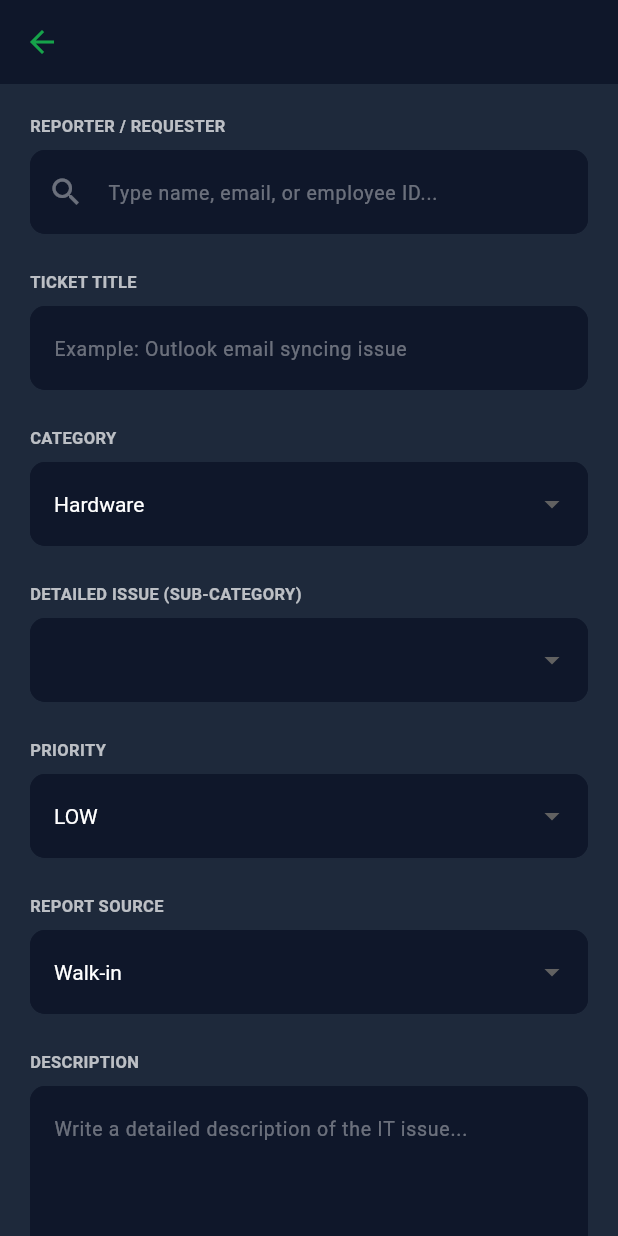
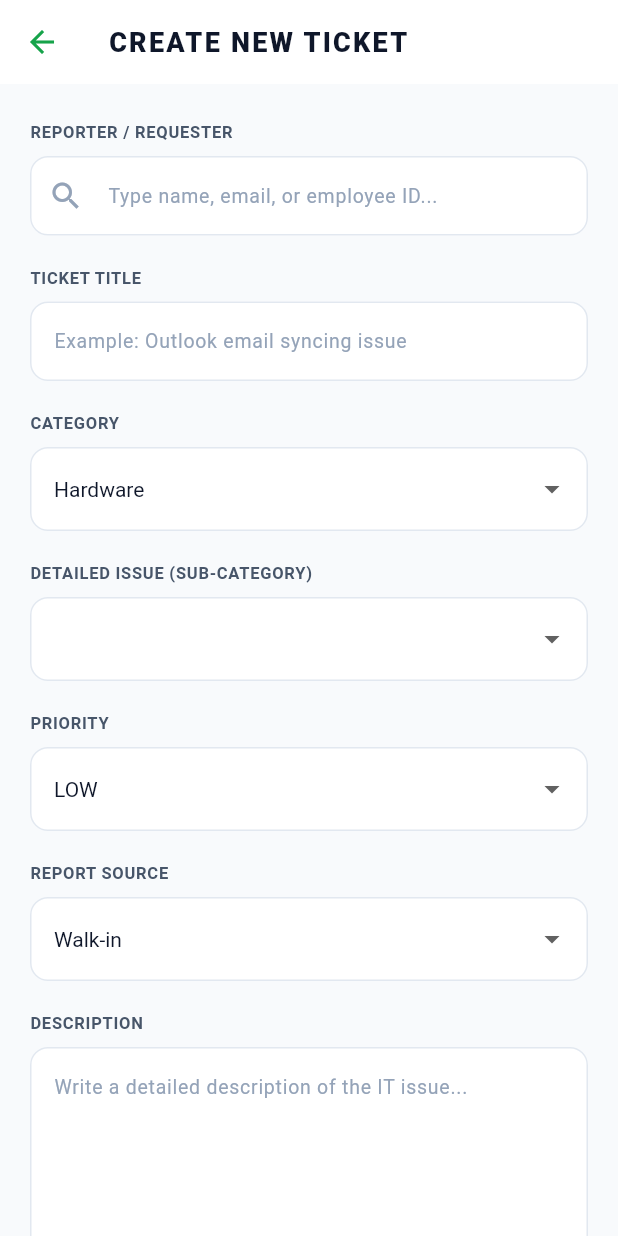
Before and after one commit to halonemuinai-sys/Helpdesk-Apps, a Flutter app: the CreateTicketScreen screen opened directly, on a phone screen of 412 x 824 dp. Run offline on Flutter 3.47's test engine with Material 3 defaults, Android fonts, the phone set to English and light mode, and no system bars; our stand-ins replace flutter_animate, shared_preferences; accounts and stored records are empty.

Commit message:
Design: Upgraded Ticket Creation screen to a modern light slate-green UI

```diff
--- a/lib/screens/create_ticket_screen.dart
+++ b/lib/screens/create_ticket_screen.dart
@@ -174,44 +174,48 @@ class _CreateTicketScreenState extends State<CreateTicketScreen> {
     }
 
     return Scaffold(
-      backgroundColor: const Color(0xFF1E293B),
+      backgroundColor: AppColors.slate50,
       appBar: AppBar(
-        title: const Text('Create New Ticket'),
-        backgroundColor: const Color(0xFF0F172A),
+        title: const Text(
+          'CREATE NEW TICKET',
+          style: TextStyle(fontWeight: FontWeight.w900, letterSpacing: 1.5, fontSize: 18),
+        ),
+        backgroundColor: Colors.white,
+        foregroundColor: AppColors.slate900,
         elevation: 0,
       ),
       body: SingleChildScrollView(
-        padding: const EdgeInsets.all(20.0),
+        padding: const EdgeInsets.symmetric(horizontal: 20.0, vertical: 24.0),
         child: Form(
           key: _formKey,
           child: Column(
             crossAxisAlignment: CrossAxisAlignment.stretch,
             children: [
               // Requester Selection Search box
-              const Text('REPORTER / REQUESTER', style: TextStyle(color: Colors.white70, fontSize: 11, fontWeight: FontWeight.bold)),
+              const Text('REPORTER / REQUESTER', style: TextStyle(color: AppColors.slate600, fontSize: 11, fontWeight: FontWeight.bold, letterSpacing: 0.5)),
               const SizedBox(height: 8),
               if (_selectedRequester == null) ...[
                 TextFormField(
                   controller: _requesterSearchController,
                   onChanged: _onRequesterSearchChanged,
-                  style: const TextStyle(color: Colors.white),
+                  style: const TextStyle(color: AppColors.slate900, fontSize: 14),
                   decoration: InputDecoration(
                     hintText: 'Type name, email, or employee ID...',
-                    hintStyle: const TextStyle(color: Colors.white38, fontSize: 13),
-                    prefixIcon: const Icon(Icons.search, color: Colors.white38),
+                    hintStyle: const TextStyle(color: AppColors.slate400, fontSize: 13),
+                    prefixIcon: const Icon(Icons.search, color: AppColors.slate400),
                     suffixIcon: _isSearchingRequester
                         ? const SizedBox(
                             width: 16, height: 16,
                             child: Padding(
                               padding: EdgeInsets.all(12.0),
-                              child: CircularProgressIndicator(strokeWidth: 2, color: Colors.white),
+                              child: CircularProgressIndicator(strokeWidth: 2, color: AppColors.green600),
                             ),
                           )
                         : null,
                     filled: true,
-                    fillColor: const Color(0xFF0F172A),
-                    enabledBorder: OutlineInputBorder(borderRadius: BorderRadius.circular(10), borderSide: const BorderSide(color: AppColors.slate900)),
-                    focusedBorder: OutlineInputBorder(borderRadius: BorderRadius.circular(10), borderSide: const BorderSide(color: Color(0xFF6366F1))),
+                    fillColor: Colors.white,
+                    enabledBorder: OutlineInputBorder(borderRadius: BorderRadius.circular(12), borderSide: const BorderSide(color: AppColors.slate200)),
+                    focusedBorder: OutlineInputBorder(borderRadius: BorderRadius.circular(12), borderSide: const BorderSide(color: AppColors.green600, width: 1.5)),
                   ),
                 ),
 
@@ -220,24 +224,31 @@ class _CreateTicketScreenState extends State<CreateTicketScreen> {
                   Container(
                     margin: const EdgeInsets.only(top: 4),
                     decoration: BoxDecoration(
-                      color: const Color(0xFF0F172A),
-                      borderRadius: BorderRadius.circular(10),
-                      border: Border.all(color: AppColors.slate800),
+                      color: Colors.white,
+                      borderRadius: BorderRadius.circular(12),
+                      border: Border.all(color: AppColors.slate200),
+                      boxShadow: [
+                        BoxShadow(
+                          color: AppColors.slate300.withOpacity(0.12),
+                          blurRadius: 10,
+                          offset: const Offset(0, 4),
+                        ),
+                      ],
                     ),
                     constraints: const BoxConstraints(maxHeight: 180),
                     child: ListView.separated(
                       shrinkWrap: true,
                       padding: EdgeInsets.zero,
                       itemCount: _requesterSearchResults.length,
-                      separatorBuilder: (_, __) => const Divider(color: Colors.white10, height: 1),
+                      separatorBuilder: (_, __) => const Divider(color: AppColors.slate200, height: 1),
                       itemBuilder: (context, index) {
                         final user = _requesterSearchResults[index];
                         return ListTile(
                           dense: true,
-                          title: Text(user['name'] ?? '', style: const TextStyle(color: Colors.white, fontWeight: FontWeight.bold)),
+                          title: Text(user['name'] ?? '', style: const TextStyle(color: AppColors.slate900, fontWeight: FontWeight.bold)),
                           subtitle: Text(
                             '${user['jobPosition'] ?? ''} - ${user['company']?['name'] ?? ''}',
-                            style: const TextStyle(color: Colors.white54, fontSize: 10),
+                            style: const TextStyle(color: AppColors.slate500, fontSize: 10),
                           ),
                           onTap: () {
                             setState(() {
@@ -255,18 +266,25 @@ class _CreateTicketScreenState extends State<CreateTicketScreen> {
                 Container(
                   padding: const EdgeInsets.all(12),
                   decoration: BoxDecoration(
-                    color: const Color(0xFF0F172A),
-                    borderRadius: BorderRadius.circular(10),
-                    border: Border.all(color: Colors.indigo.withOpacity(0.3)),
+                    color: Colors.white,
+                    borderRadius: BorderRadius.circular(16),
+                    border: Border.all(color: AppColors.green200, width: 1.5),
+                    boxShadow: [
+                      BoxShadow(
+                        color: AppColors.slate300.withOpacity(0.08),
+                        blurRadius: 8,
+                        offset: const Offset(0, 3),
+                      ),
+                    ],
                   ),
                   child: Row(
                     children: [
                       CircleAvatar(
                         radius: 18,
-                        backgroundColor: Colors.indigo.shade900,
+                        backgroundColor: AppColors.green100,
                         child: Text(
                           (_selectedRequester!['name'] as String).substring(0, 1).toUpperCase(),
-                          style: const TextStyle(color: Color(0xFF818CF8), fontSize: 13, fontWeight: FontWeight.bold),
+                          style: const TextStyle(color: AppColors.green700, fontSize: 13, fontWeight: FontWeight.bold),
                         ),
                       ),
                       const SizedBox(width: 12),
@@ -276,11 +294,11 @@ class _CreateTicketScreenState extends State<CreateTicketScreen> {
                           children: [
                             Text(
                               _selectedRequester!['name'] ?? '',
-                              style: const TextStyle(color: Colors.white, fontWeight: FontWeight.bold, fontSize: 14),
+                              style: const TextStyle(color: AppColors.slate900, fontWeight: FontWeight.bold, fontSize: 14),
                             ),
                             Text(
                               '${_selectedRequester!['department'] ?? ''} @ ${_selectedRequester!['company']?['name'] ?? ''} (${_selectedRequester!['company']?['location'] ?? ''})',
-                              style: const TextStyle(color: Colors.white54, fontSize: 11),
+                              style: const TextStyle(color: AppColors.slate500, fontSize: 11),
                             ),
                           ],
                         ),
@@ -298,40 +316,40 @@ class _CreateTicketScreenState extends State<CreateTicketScreen> {
                 ),
               ],
 
-              const SizedBox(height: 24),
+              const SizedBox(height: 20),
 
               // Title input
-              const Text('TICKET TITLE', style: TextStyle(color: Colors.white70, fontSize: 11, fontWeight: FontWeight.bold)),
+              const Text('TICKET TITLE', style: TextStyle(color: AppColors.slate600, fontSize: 11, fontWeight: FontWeight.bold, letterSpacing: 0.5)),
               const SizedBox(height: 8),
               TextFormField(
                 controller: _titleController,
-                style: const TextStyle(color: Colors.white),
+                style: const TextStyle(color: AppColors.slate900, fontSize: 14),
                 decoration: InputDecoration(
                   hintText: 'Example: Outlook email syncing issue',
-                  hintStyle: const TextStyle(color: Colors.white38, fontSize: 13),
+                  hintStyle: const TextStyle(color: AppColors.slate400, fontSize: 13),
                   filled: true,
-                  fillColor: const Color(0xFF0F172A),
-                  enabledBorder: OutlineInputBorder(borderRadius: BorderRadius.circular(10), borderSide: const BorderSide(color: AppColors.slate900)),
-                  focusedBorder: OutlineInputBorder(borderRadius: BorderRadius.circular(10), borderSide: const BorderSide(color: Color(0xFF6366F1))),
+                  fillColor: Colors.white,
+                  enabledBorder: OutlineInputBorder(borderRadius: BorderRadius.circular(12), borderSide: const BorderSide(color: AppColors.slate200)),
+                  focusedBorder: OutlineInputBorder(borderRadius: BorderRadius.circular(12), borderSide: const BorderSide(color: AppColors.green600, width: 1.5)),
                 ),
                 validator: (value) {
                   if (value == null || value.trim().isEmpty) return 'Ticket title is required';
                   return null;
                 },
               ),
-              const SizedBox(height: 24),
+              const SizedBox(height: 20),
 
               // Category Selection Dropdown
-              const Text('CATEGORY', style: TextStyle(color: Colors.white70, fontSize: 11, fontWeight: FontWeight.bold)),
+              const Text('CATEGORY', style: TextStyle(color: AppColors.slate600, fontSize: 11, fontWeight: FontWeight.bold, letterSpacing: 0.5)),
               const SizedBox(height: 8),
               DropdownButtonFormField<String>(
-                dropdownColor: const Color(0xFF0F172A),
+                dropdownColor: Colors.white,
                 value: _selectedCategory,
-                style: const TextStyle(color: Colors.white, fontSize: 14),
+                style: const TextStyle(color: AppColors.slate900, fontSize: 14),
                 decoration: InputDecoration(
                   filled: true,
-                  fillColor: const Color(0xFF0F172A),
-                  enabledBorder: OutlineInputBorder(borderRadius: BorderRadius.circular(10), borderSide: const BorderSide(color: AppColors.slate900)),
+                  fillColor: Colors.white,
+                  enabledBorder: OutlineInputBorder(borderRadius: BorderRadius.circular(12), borderSide: const BorderSide(color: AppColors.slate200)),
                 ),
                 items: _categoriesList.map((c) {
                   return DropdownMenuItem<String>(value: c, child: Text(c));
@@ -343,19 +361,19 @@ class _CreateTicketScreenState extends State<CreateTicketScreen> {
                   });
                 },
               ),
-              const SizedBox(height: 24),
+              const SizedBox(height: 20),
 
               // Sub-Category Selection Dropdown
-              const Text('DETAILED ISSUE (SUB-CATEGORY)', style: TextStyle(color: Colors.white70, fontSize: 11, fontWeight: FontWeight.bold)),
+              const Text('DETAILED ISSUE (SUB-CATEGORY)', style: TextStyle(color: AppColors.slate600, fontSize: 11, fontWeight: FontWeight.bold, letterSpacing: 0.5)),
               const SizedBox(height: 8),
               DropdownButtonFormField<String>(
-                dropdownColor: const Color(0xFF0F172A),
+                dropdownColor: Colors.white,
                 value: _selectedSubCategory.isEmpty ? null : _selectedSubCategory,
-                style: const TextStyle(color: Colors.white, fontSize: 14),
+                style: const TextStyle(color: AppColors.slate900, fontSize: 14),
                 decoration: InputDecoration(
                   filled: true,
-                  fillColor: const Color(0xFF0F172A),
-                  enabledBorder: OutlineInputBorder(borderRadius: BorderRadius.circular(10), borderSide: const BorderSide(color: AppColors.slate900)),
+                  fillColor: Colors.white,
+                  enabledBorder: OutlineInputBorder(borderRadius: BorderRadius.circular(12), borderSide: const BorderSide(color: AppColors.slate200)),
                 ),
                 items: [
                   ...filteredSubCategories.map((s) {
@@ -363,7 +381,7 @@ class _CreateTicketScreenState extends State<CreateTicketScreen> {
                   }),
                   const DropdownMenuItem<String>(
                     value: 'CUSTOM_ADD',
-                    child: Text('+ Add New Sub-Category...', style: TextStyle(color: Color(0xFF818CF8), fontWeight: FontWeight.bold)),
+                    child: Text('+ Add New Sub-Category...', style: TextStyle(color: AppColors.green700, fontWeight: FontWeight.bold)),
                   ),
                 ],
                 onChanged: (val) {
@@ -378,14 +396,14 @@ class _CreateTicketScreenState extends State<CreateTicketScreen> {
                 const SizedBox(height: 12),
                 TextFormField(
                   controller: _customSubCategoryController,
-                  style: const TextStyle(color: Colors.white),
+                  style: const TextStyle(color: AppColors.slate900, fontSize: 14),
                   decoration: InputDecoration(
                     hintText: 'Type new sub-category name...',
-                    hintStyle: const TextStyle(color: Colors.white38, fontSize: 13),
+                    hintStyle: const TextStyle(color: AppColors.slate400, fontSize: 13),
                     filled: true,
-                    fillColor: const Color(0xFF0F172A),
-                    enabledBorder: OutlineInputBorder(borderRadius: BorderRadius.circular(10), borderSide: const BorderSide(color: AppColors.slate900)),
-                    focusedBorder: OutlineInputBorder(borderRadius: BorderRadius.circular(10), borderSide: const BorderSide(color: Color(0xFF6366F1))),
+                    fillColor: Colors.white,
+                    enabledBorder: OutlineInputBorder(borderRadius: BorderRadius.circular(12), borderSide: const BorderSide(color: AppColors.slate200)),
+                    focusedBorder: OutlineInputBorder(borderRadius: BorderRadius.circular(12), borderSide: const BorderSide(color: AppColors.green600, width: 1.5)),
                   ),
                   validator: (value) {
                     if (_selectedSubCategory == 'CUSTOM_ADD' && (value == null || value.trim().isEmpty)) {
@@ -396,19 +414,19 @@ class _CreateTicketScreenState extends State<CreateTicketScreen> {
                 ),
               ],
 
-              const SizedBox(height: 24),
+              const SizedBox(height: 20),
 
               // Priority Selection Dropdown
-              const Text('PRIORITY', style: TextStyle(color: Colors.white70, fontSize: 11, fontWeight: FontWeight.bold)),
+              const Text('PRIORITY', style: TextStyle(color: AppColors.slate600, fontSize: 11, fontWeight: FontWeight.bold, letterSpacing: 0.5)),
               const SizedBox(height: 8),
               DropdownButtonFormField<String>(
-                dropdownColor: const Color(0xFF0F172A),
+                dropdownColor: Colors.white,
                 value: _selectedPriority,
-                style: const TextStyle(color: Colors.white, fontSize: 14),
+                style: const TextStyle(color: AppColors.slate900, fontSize: 14),
                 decoration: InputDecoration(
                   filled: true,
-                  fillColor: const Color(0xFF0F172A),
-                  enabledBorder: OutlineInputBorder(borderRadius: BorderRadius.circular(10), borderSide: const BorderSide(color: AppColors.slate900)),
+                  fillColor: Colors.white,
+                  enabledBorder: OutlineInputBorder(borderRadius: BorderRadius.circular(12), borderSide: const BorderSide(color: AppColors.slate200)),
                 ),
                 items: _prioritiesList.map((p) {
                   return DropdownMenuItem<String>(value: p, child: Text(p));
@@ -419,19 +437,19 @@ class _CreateTicketScreenState extends State<CreateTicketScreen> {
                   });
                 },
               ),
-              const SizedBox(height: 24),
+              const SizedBox(height: 20),
 
               // Source Selection Dropdown
-              const Text('REPORT SOURCE', style: TextStyle(color: Colors.white70, fontSize: 11, fontWeight: FontWeight.bold)),
+              const Text('REPORT SOURCE', style: TextStyle(color: AppColors.slate600, fontSize: 11, fontWeight: FontWeight.bold, letterSpacing: 0.5)),
               const SizedBox(height: 8),
               DropdownButtonFormField<String>(
-                dropdownColor: const Color(0xFF0F172A),
+                dropdownColor: Colors.white,
                 value: _selectedSource,
-                style: const TextStyle(color: Colors.white, fontSize: 14),
+                style: const TextStyle(color: AppColors.slate900, fontSize: 14),
                 decoration: InputDecoration(
                   filled: true,
-                  fillColor: const Color(0xFF0F172A),
-                  enabledBorder: OutlineInputBorder(borderRadius: BorderRadius.circular(10), borderSide: const BorderSide(color: AppColors.slate900)),
+                  fillColor: Colors.white,
+                  enabledBorder: OutlineInputBorder(borderRadius: BorderRadius.circular(12), borderSide: const BorderSide(color: AppColors.slate200)),
                 ),
                 items: _sourcesList.map((s) {
                   return DropdownMenuItem<String>(value: s, child: Text(s));
@@ -442,40 +460,40 @@ class _CreateTicketScreenState extends State<CreateTicketScreen> {
                   });
                 },
               ),
-              const SizedBox(height: 24),
+              const SizedBox(height: 20),
 
               // Description input
-              const Text('DESCRIPTION', style: TextStyle(color: Colors.white70, fontSize: 11, fontWeight: FontWeight.bold)),
+              const Text('DESCRIPTION', style: TextStyle(color: AppColors.slate600, fontSize: 11, fontWeight: FontWeight.bold, letterSpacing: 0.5)),
               const SizedBox(height: 8),
               TextFormField(
                 controller: _descriptionController,
                 maxLines: 5,
-                style: const TextStyle(color: Colors.white),
+                style: const TextStyle(color: AppColors.slate900, fontSize: 14),
                 decoration: InputDecoration(
                   hintText: 'Write a detailed description of the IT issue...',
-                  hintStyle: const TextStyle(color: Colors.white38, fontSize: 13),
+                  hintStyle: const TextStyle(color: AppColors.slate400, fontSize: 13),
                   filled: true,
-                  fillColor: const Color(0xFF0F172A),
-                  enabledBorder: OutlineInputBorder(borderRadius: BorderRadius.circular(10), borderSide: const BorderSide(color: AppColors.slate900)),
-                  focusedBorder: OutlineInputBorder(borderRadius: BorderRadius.circular(10), borderSide: const BorderSide(color: Color(0xFF6366F1))),
+                  fillColor: Colors.white,
+                  enabledBorder: OutlineInputBorder(borderRadius: BorderRadius.circular(12), borderSide: const BorderSide(color: AppColors.slate200)),
+                  focusedBorder: OutlineInputBorder(borderRadius: BorderRadius.circular(12), borderSide: const BorderSide(color: AppColors.green600, width: 1.5)),
                 ),
                 validator: (value) {
                   if (value == null || value.trim().isEmpty) return 'Description is required';
                   return null;
                 },
               ),
-              const SizedBox(height: 36),
+              const SizedBox(height: 32),
 
               // Submit Button
               ElevatedButton(
                 onPressed: _submitting ? null : _handleSubmit,
                 style: ElevatedButton.styleFrom(
-                  backgroundColor: const Color(0xFF4F46E5),
+                  backgroundColor: AppColors.green600,
                   padding: const EdgeInsets.symmetric(vertical: 16),
                   shape: RoundedRectangleBorder(
-                    borderRadius: BorderRadius.circular(12),
+                    borderRadius: BorderRadius.circular(16),
                   ),
-                  elevation: 4,
+                  elevation: 2,
                 ),
                 child: _submitting
                     ? const SizedBox(
```
